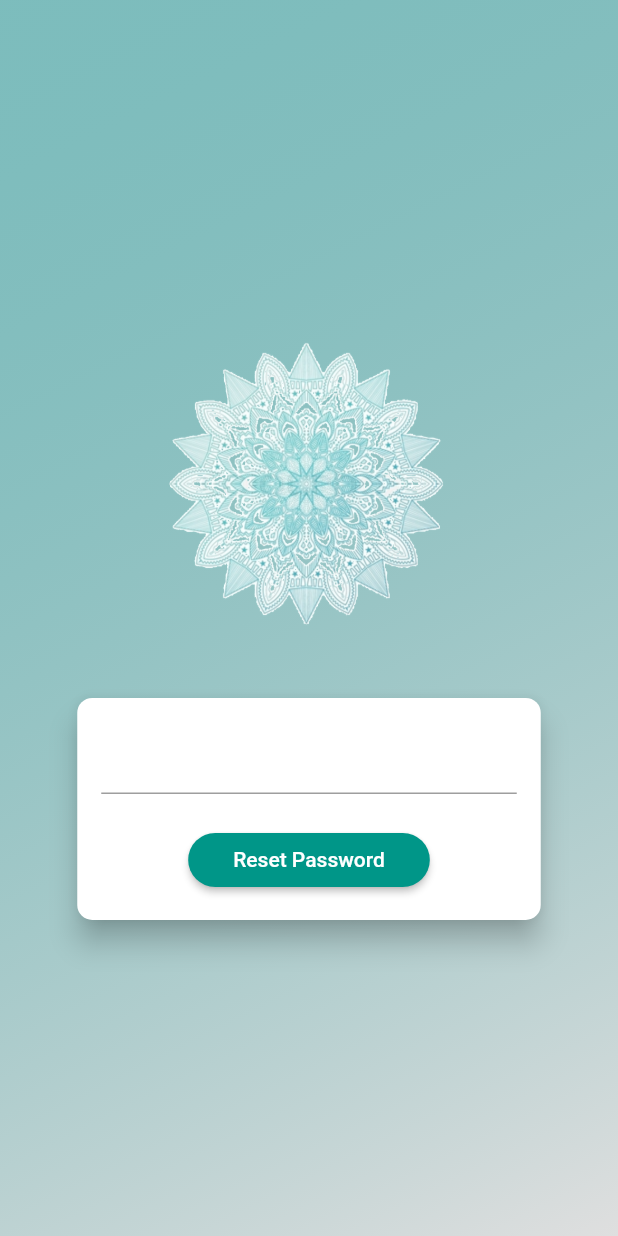
After one commit to SaraAli26/PositiveQuotesApp, a Flutter app: the PasswordResetPage screen opened directly, after a tap on "Reset Password", on a phone screen of 412 x 824 dp. The commit adds this screen. Run offline on Flutter 3.47's test engine with Material 2 defaults, Android fonts, the phone set to English and light mode, and no system bars; our stand-ins replace cloud_firestore, convex_bottom_bar, firebase_auth, firebase_core, firebase_database, flutter_secure_storage and 3 more; accounts and stored records are empty.

Commit message:
Add passwrord reset

```diff
--- a/lib/Pages/AuthPage.dart
+++ b/lib/Pages/AuthPage.dart
@@ -1,9 +1,9 @@
-import 'dart:math';
 import 'package:provider/provider.dart';
 import 'package:flutter/material.dart';
-import 'package:qoutesapp/Pages/HomePage.dart';
 import 'package:qoutesapp/Services/AuthService.dart';
 import 'package:qoutesapp/Models/http_exception.dart';
+
+import 'PasswordResetPage.dart';
 
 enum AuthMode { Signup, Login }
 
@@ -85,7 +85,7 @@ class _AuthCardState extends State<AuthCard>
   final _passwordController = TextEditingController();
   late AnimationController _controller;
   late Animation<Size> _heightAnimation;
-  var containerHeight = 260;
+  var containerHeight = 290;
 
   @override
   void initState() {
@@ -98,7 +98,7 @@ class _AuthCardState extends State<AuthCard>
       ),
     );
     _heightAnimation = Tween<Size>(
-            begin: Size(double.infinity, 260), end: Size(double.infinity, 500))
+            begin: Size(double.infinity, 290), end: Size(double.infinity, 520))
         .animate(
       CurvedAnimation(
         parent: _controller,
@@ -306,6 +306,15 @@ class _AuthCardState extends State<AuthCard>
                     textColor: Theme.of(context).primaryTextTheme.button!.color,
                   ),
                 FlatButton(
+                  onPressed: () => Navigator.push(
+                  context, MaterialPageRoute(builder: (context) => PasswordResetPage(),),),
+                  child:
+                  Text(_authMode == AuthMode.Login ? 'Forgot Password?!' : '',),
+                  padding: EdgeInsets.symmetric(horizontal: 30.0, vertical: 4),
+                  materialTapTargetSize: MaterialTapTargetSize.shrinkWrap,
+                  textColor: Theme.of(context).primaryColor,
+                ),
+                FlatButton(
                   child: Text(
                       '${_authMode == AuthMode.Login ? 'SIGNUP' : 'LOGIN'} INSTEAD'),
                   onPressed: _switchAuthMode,
--- a/lib/Pages/GratitudeJournalPage.dart
+++ b/lib/Pages/GratitudeJournalPage.dart
@@ -71,6 +71,7 @@ class _GratitudeJournalPageState extends State<GratitudeJournalPage> {
                             child: Column(
                               mainAxisSize: MainAxisSize.min,
                               children: <Widget>[
+                                Text("What are you grateful for today?", textAlign: TextAlign.center,),
                                 Padding(
                                   padding: EdgeInsets.all(8.0),
                                   child: TextFormField(
--- /dev/null
+++ b/lib/Pages/PasswordResetPage.dart
@@ -0,0 +1,138 @@
+import 'dart:async';
+
+import 'package:firebase_auth/firebase_auth.dart';
+import 'package:flutter/material.dart';
+
+class PasswordResetPage extends StatefulWidget {
+  const PasswordResetPage({Key? key}) : super(key: key);
+
+  @override
+  _PasswordResetPageState createState() => _PasswordResetPageState();
+}
+
+class _PasswordResetPageState extends State<PasswordResetPage> {
+  final _emailController = TextEditingController();
+  final auth = FirebaseAuth.instance;
+
+  @override
+  Widget build(BuildContext context) {
+    final deviceSize = MediaQuery.of(context).size;
+
+    return Scaffold(
+      // resizeToAvoidBottomInset: false,
+      body: Stack(
+        children: <Widget>[
+          Container(
+            decoration: BoxDecoration(
+              gradient: LinearGradient(
+                colors: [
+                  Color.fromRGBO(0, 128, 128, 1).withOpacity(0.5),
+                  Color.fromRGBO(220, 220, 220, 1).withOpacity(0.9),
+                ],
+                begin: Alignment.topLeft,
+                end: Alignment.bottomRight,
+                stops: [0, 1],
+              ),
+            ),
+          ),
+          SingleChildScrollView(
+            child: Container(
+              height: deviceSize.height,
+              width: deviceSize.width,
+              child: Column(
+                mainAxisAlignment: MainAxisAlignment.center,
+                crossAxisAlignment: CrossAxisAlignment.center,
+                children: <Widget>[
+                  Flexible(
+                    child: Container(
+                      margin: EdgeInsets.only(bottom: 20.0),
+                      padding:
+                          EdgeInsets.symmetric(vertical: 8.0, horizontal: 94.0),
+                      child: Image(
+                          image:
+                              AssetImage('assets/Images/transparentlogo.png')),
+                    ),
+                  ),
+                  Flexible(
+                    flex: deviceSize.width > 600 ? 2 : 1,
+                    child: Card(
+                      shape: RoundedRectangleBorder(
+                        borderRadius: BorderRadius.circular(10.0),
+                      ),
+                      elevation: 8.0,
+                      child: Container(
+                        width: deviceSize.width * 0.75,
+                        padding: EdgeInsets.all(16.0),
+                        child: Form(
+                          child: SingleChildScrollView(
+                            child: Column(
+                              children: <Widget>[
+                                TextFormField(
+                                  controller: _emailController,
+                                  validator: (value) {
+                                    if (value!.isEmpty ||
+                                        !value!.contains('@')) {
+                                      return 'Please Insert the correct Email!';
+                                    }
+                                  },
+                                  onSaved: (value) {
+                                    _emailController.text = value!;
+                                  },
+                                ),
+                                SizedBox(height: 20,),
+                                RaisedButton(
+                                  child: Text('Reset Password'),
+                                  onPressed: () {
+                                    if (_emailController.text.isEmpty) {
+                                      // Invalid!
+                                      return;
+                                    }
+                                    auth.sendPasswordResetEmail(
+                                        email:
+                                            _emailController.text.toString());
+                                    final snackBar = SnackBar(
+                                      content: Text(
+                                          'Please Check you email!'),
+                                      action: SnackBarAction(
+                                        label: '',
+                                        onPressed: () {
+                                          // Some code to undo the change.
+                                        },
+                                      ),
+                                    );
+                                    ScaffoldMessenger.of(
+                                        context)
+                                        .showSnackBar(snackBar);
+                                    var timer = Timer(
+                                        Duration(seconds: 2),
+                                            () =>
+                                                Navigator.pop(context),);
+
+                                  },
+                                  shape: RoundedRectangleBorder(
+                                    borderRadius: BorderRadius.circular(30),
+                                  ),
+                                  padding: EdgeInsets.symmetric(
+                                      horizontal: 30.0, vertical: 8.0),
+                                  color: Theme.of(context).primaryColor,
+                                  textColor: Theme.of(context)
+                                      .primaryTextTheme
+                                      .button!
+                                      .color,
+                                ),
+                              ],
+                            ),
+                          ),
+                        ),
+                      ),
+                    ),
+                  ),
+                ],
+              ),
+            ),
+          ),
+        ],
+      ),
+    );
+  }
+}
--- a/lib/Services/AuthService.dart
+++ b/lib/Services/AuthService.dart
@@ -133,7 +133,6 @@ class AuthService with ChangeNotifier {
   Future<void> updateProfile(firstName, lastName) async {
     final prefs = await SharedPreferences.getInstance();
     var id = prefs.getString("userId");
-
     CollectionReference users = FirebaseFirestore.instance.collection('users');
     return users.doc(id!).set({
       'firstname': firstName,
--- a/lib/main.dart
+++ b/lib/main.dart
@@ -8,7 +8,6 @@ import 'package:flutter/services.dart';
 import 'package:qoutesapp/Pages/FavoritesPage.dart';
 import 'package:qoutesapp/Pages/HomePage.dart';
 import 'package:qoutesapp/Pages/ProfilePage.dart';
-import 'package:qoutesapp/Pages/AuthPage.dart';
 import 'package:qoutesapp/Services/AuthService.dart';
 
 import 'Pages/AboutPage.dart';
@@ -34,9 +33,6 @@ class MyApp extends StatelessWidget {
   @override
   Widget build(BuildContext context) {
     Firebase.initializeApp();
-
-    //QuotesService quoser = new QuotesService();
-    //quoser.getQuotesCollectionFromFireStore();
 
     return MultiProvider(
       providers: [
@@ -97,7 +93,12 @@ class _MyHomePageState extends State<MyHomePage> {
       drawer: Drawer(
         child: ListView(
           children: [
-            SizedBox(height: 30,),
+            const DrawerHeader(
+              decoration: BoxDecoration(
+                color: Colors.teal,
+              ),
+              child: Text('Hi there!'),
+            ),
             ListTile(
               title: const Text('Gratitude Journal'),
               trailing: Icon(Icons.book_rounded),
@@ -110,6 +111,12 @@ class _MyHomePageState extends State<MyHomePage> {
               trailing: Icon(Icons.vpn_key),
               onTap: () => Navigator.push(
                   context, MaterialPageRoute(builder: (context) => ChangePasswordPage())),
+            ),
+            ListTile(
+              title: const Text('Rate the app'),
+              trailing: Icon(Icons.star),
+              onTap: () => Navigator.push(
+                  context, MaterialPageRoute(builder: (context) => AboutPage())),
             ),
             ListTile(
               title: const Text('About Hope'),
--- a/pubspec.yaml
+++ b/pubspec.yaml
@@ -35,6 +35,7 @@ dependencies:
   shared_preferences: ^2.0.6
   share: any
   intro_slider: ^3.0.2
+  firebase_auth: ^3.1.1
 
   # The following adds the Cupertino Icons font to your application.
   # Use with the CupertinoIcons class for iOS style icons.
```
Also changed, not shown: pubspec.lock.
